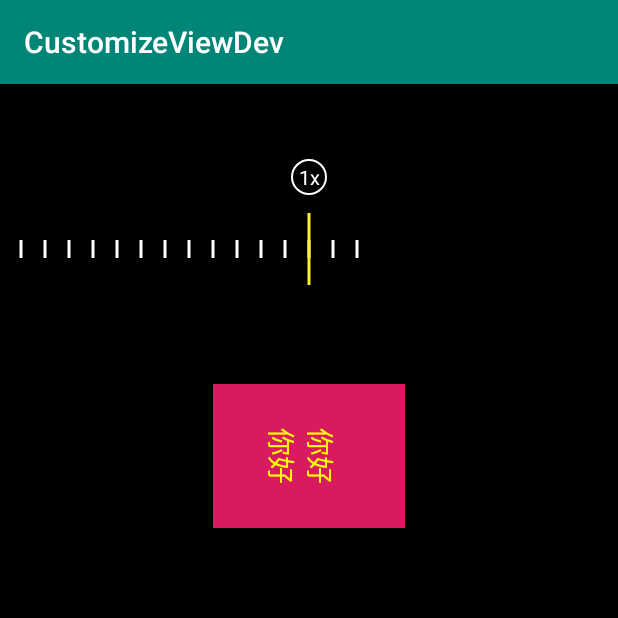
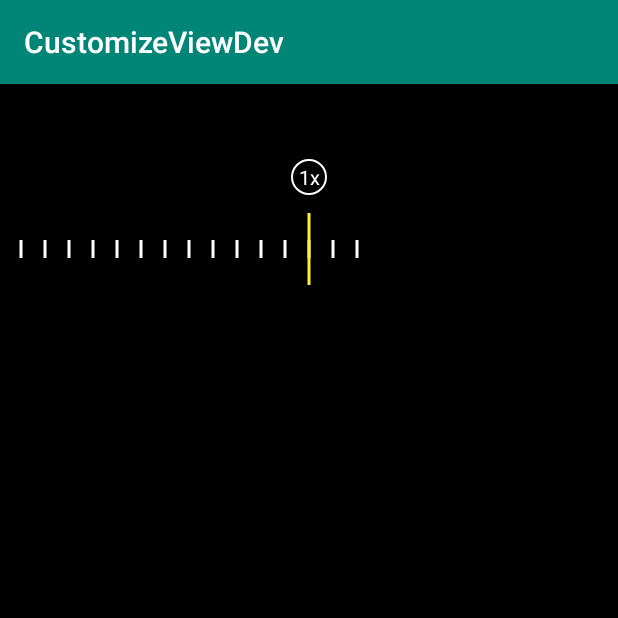
Before and after one commit to cat9tac/CustomizeViewDev, an Android app: the screen it shows after launch (MainActivity), on a phone screen of 412 x 824 dp, the top half of it. Run offline under Robolectric (Android 15) with nearby library versions, the phone set to English and light mode, and no system bars.

Commit message:
something commit

```diff
--- a/app/build.gradle
+++ b/app/build.gradle
@@ -1,7 +1,7 @@
 apply plugin: 'com.android.application'
 
 android {
-    compileSdkVersion 29
+    compileSdkVersion 28
     buildToolsVersion "29.0.2"
     defaultConfig {
         applicationId "com.example.customizeviewdev"
--- a/app/src/main/java/com/example/customizeviewdev/ModeSelectView/ModeSelectView.java
+++ b/app/src/main/java/com/example/customizeviewdev/ModeSelectView/ModeSelectView.java
@@ -7,8 +7,10 @@ import android.graphics.Paint;
 import android.util.AttributeSet;
 import android.view.MotionEvent;
 import android.view.View;
+import android.widget.HorizontalScrollView;
+import android.widget.LinearLayout;
 
-public class ModeSelectView extends View {
+public class ModeSelectView extends LinearLayout {
 
     private final static String TAG = "ModeSelectView";
     private final static int MODE_1 = 1;
@@ -17,9 +19,10 @@ public class ModeSelectView extends View {
     private String[] modeStrs = new String[]{"模式1", "模式2"};
     private int mMode = 1;
 
-
-    private Paint mPaint;
-
+    @Override
+    public void setOrientation(int orientation) {
+        super.setOrientation(HORIZONTAL);
+    }
 
     public ModeSelectView(Context context) {
         this(context, null);
@@ -38,10 +41,6 @@ public class ModeSelectView extends View {
     @Override
     protected void onSizeChanged(int w, int h, int oldw, int oldh) {
         super.onSizeChanged(w, h, oldw, oldh);
-        mPaint = new Paint(Paint.ANTI_ALIAS_FLAG);
-        mPaint.setColor(Color.YELLOW);
-        mPaint.setTextAlign(Paint.Align.CENTER);
-        mPaint.setTextSize(28);
     }
 
     @Override
@@ -57,22 +56,5 @@ public class ModeSelectView extends View {
         return super.onTouchEvent(event);
     }
 
-    @Override
-    protected void onDraw(Canvas canvas) {
-        super.onDraw(canvas);
-        //  Log.d(TAG, "onDraw");
-        canvas.save();
-        canvas.rotate(90,getWidth()/2,getHeight()/2);
-        canvas.drawText("你好",getWidth()/2,getHeight()/2, mPaint);
-        canvas.drawText("你好",getWidth()/2,getHeight()/2 +39, mPaint);
-        canvas.restore();
-        if(mMode == MODE_1) {
-
-        }else {
-
-        }
-
-    }
-
 
 }
--- a/app/src/main/java/com/example/customizeviewdev/ModeSelectView/MyTextView.java
+++ /dev/null
@@ -1,4 +0,0 @@
-package com.example.customizeviewdev.ModeSelectView;
-
-public class MyTextView {
-}
--- a/app/src/main/res/layout/activity_main.xml
+++ b/app/src/main/res/layout/activity_main.xml
@@ -15,16 +15,14 @@
         app:layout_constraintLeft_toLeftOf="parent"
         app:layout_constraintRight_toRightOf="parent"
         app:layout_constraintTop_toTopOf="parent" />
-
-    <com.example.customizeviewdev.ModeSelectView.ModeSelectView
-        android:layout_width="192px"
-        android:layout_height="144px"
+    <ImageView
+        android:id="@id/text"
+        android:layout_width="match_parent"
+        android:layout_height="wrap_content"
         android:layout_marginTop="200dp"
         app:layout_constraintLeft_toLeftOf="parent"
         app:layout_constraintRight_toRightOf="parent"
-        android:background="@color/colorAccent"
-        app:layout_constraintTop_toTopOf="parent"/>
-
+        app:layout_constraintTop_toTopOf="parent" />
 
 
 
--- a/app/src/main/res/values/attrs.xml
+++ b/app/src/main/res/values/attrs.xml
@@ -6,4 +6,10 @@
         <attr name="selected_height" format="dimension" />
         <attr name="normal_height" format="dimension" />
     </declare-styleable>
+    <declare-styleable name="TextRotationView">
+        <attr name="text_color" format="color"/>
+        <attr name="text_size" format="dimension"/>
+        <attr name="text_content" format="string"/>
+        <attr name="text_rotation" format="integer"/>
+    </declare-styleable>
 </resources>
--- a/app/src/main/res/values/dimens.xml
+++ b/app/src/main/res/values/dimens.xml
@@ -2,5 +2,6 @@
 <resources>
     <dimen name="selected_height" >18dp</dimen>
     <dimen name="normal_height" >9dp</dimen>
+    <dimen name="normal_text_size" >12px</dimen>
 
 </resources>
--- a/app/src/main/res/values/strings.xml
+++ b/app/src/main/res/values/strings.xml
@@ -1,3 +1,4 @@
 <resources>
     <string name="app_name">CustomizeViewDev</string>
+    <string name="default_text_str"> </string>
 </resources>
```
Also changed, not shown: app/src/main/java/com/example/customizeviewdev/ModeSelectView/TextRotationView.java (added, +72 -0 lines).
